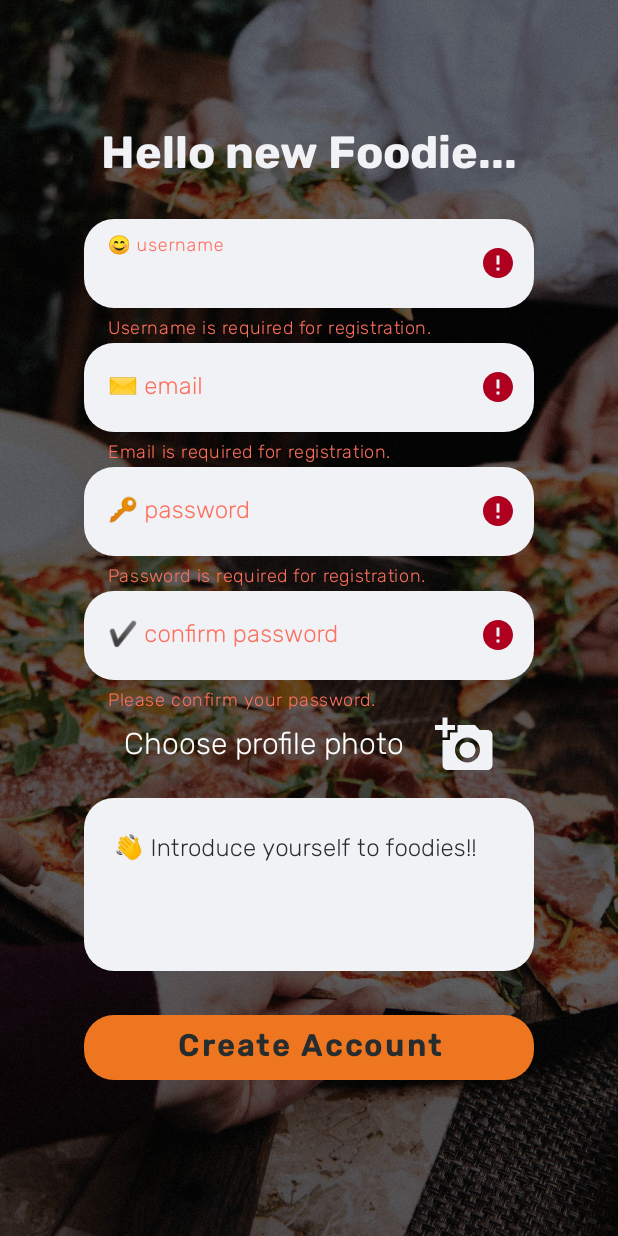
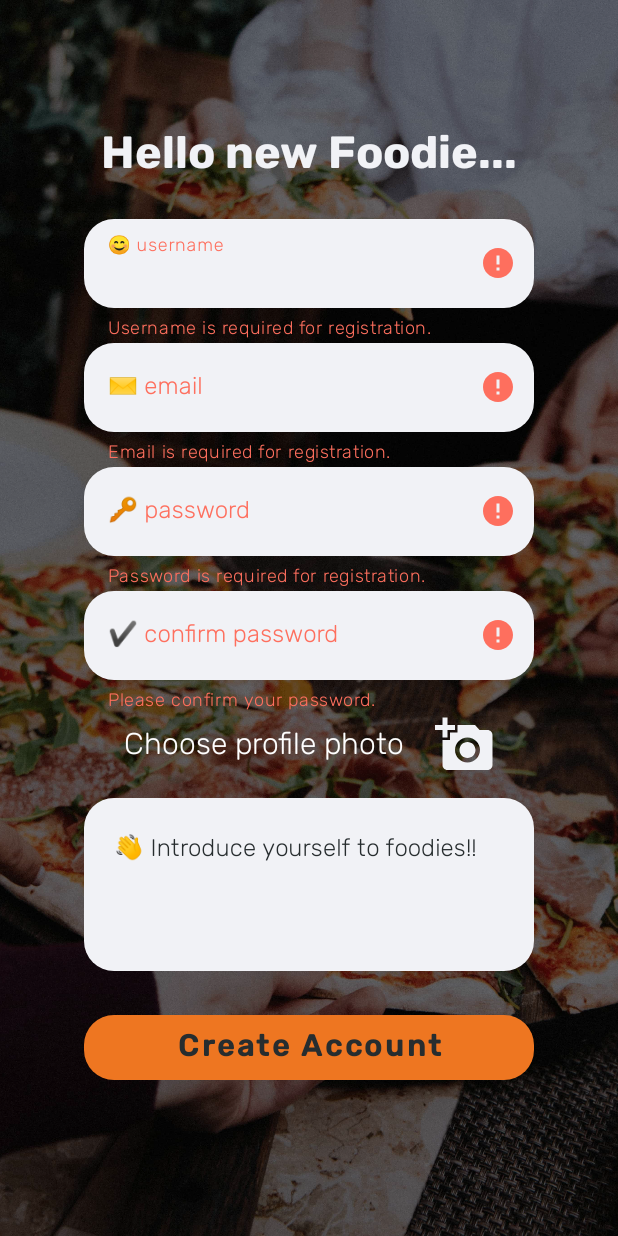
Before and after one commit to ForFoodies/Foodies, an Android app: the SignUpActivity screen opened directly, with no data from a screen before it, after a tap on "Create Account", on a phone screen of 412 x 824 dp. Run offline under Robolectric (Android 15) with nearby library versions, the phone set to English and light mode, and no system bars; libraries missing offline, so code that uses them is left out: com.parse.

```diff
--- a/app/src/main/res/layout/activity_log_in.xml
+++ b/app/src/main/res/layout/activity_log_in.xml
@@ -27,7 +27,7 @@
         android:id="@+id/textView2"
         android:layout_width="wrap_content"
         android:layout_height="wrap_content"
-        android:layout_marginTop="151dp"
+        android:layout_marginTop="140dp"
         android:fontFamily="@font/rubik_bold"
         android:text="Welcome to Foodies"
         android:textColor="@color/light_gray_1"
@@ -53,7 +53,7 @@
         android:id="@+id/redirect_signin"
         android:layout_width="270dp"
         android:layout_height="55dp"
-        android:layout_marginBottom="50dp"
+        android:layout_marginBottom="45dp"
         android:fontFamily="@font/rubik_medium"
         android:text="Log In with Foodies"
         android:textAllCaps="false"
--- a/app/src/main/res/layout/activity_sign_up.xml
+++ b/app/src/main/res/layout/activity_sign_up.xml
@@ -53,6 +53,9 @@
         app:counterTextColor="@color/app_black"
         app:errorEnabled="true"
         app:errorTextColor="@color/red"
+        app:errorIconTint="@color/red"
+
+
         app:helperTextTextColor="@color/app_black"
         app:hintTextColor="@color/primary"
         app:layout_constraintEnd_toEndOf="parent"
@@ -92,6 +95,7 @@
         app:helperTextTextColor="@color/app_black"
         app:hintTextColor="@color/primary"
         app:errorTextColor="@color/red"
+        app:errorIconTint="@color/red"
 
         app:layout_constraintEnd_toEndOf="parent"
         app:layout_constraintStart_toStartOf="parent"
@@ -130,6 +134,7 @@
         app:helperTextTextColor="@color/app_black"
         app:hintTextColor="@color/primary"
         app:errorTextColor="@color/red"
+        app:errorIconTint="@color/red"
 
         app:layout_constraintEnd_toEndOf="parent"
         app:layout_constraintStart_toStartOf="parent"
@@ -171,6 +176,7 @@
         app:helperTextTextColor="@color/app_black"
         app:hintTextColor="@color/primary"
         app:errorTextColor="@color/red"
+        app:errorIconTint="@color/red"
 
         app:layout_constraintEnd_toEndOf="parent"
         app:layout_constraintStart_toStartOf="parent"
@@ -241,6 +247,7 @@
         app:helperTextTextColor="@color/app_black"
         app:hintTextColor="@color/primary"
         app:errorTextColor="@color/red"
+        app:errorIconTint="@color/red"
 
         app:layout_constraintEnd_toEndOf="parent"
         app:layout_constraintStart_toStartOf="parent"
```
